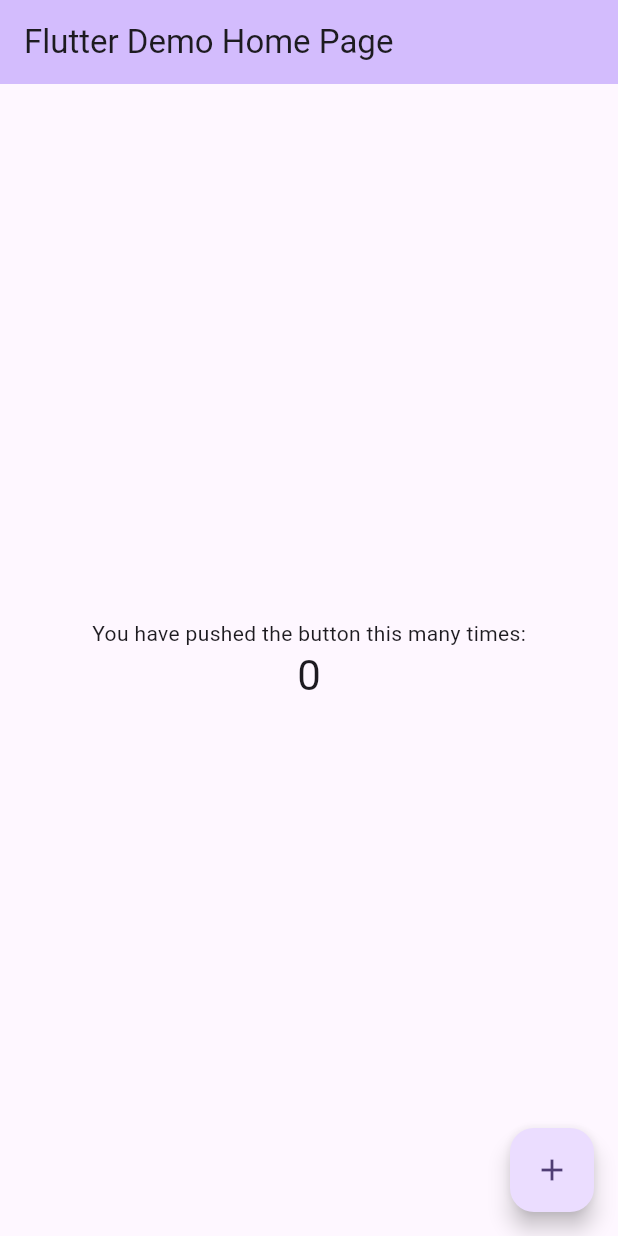
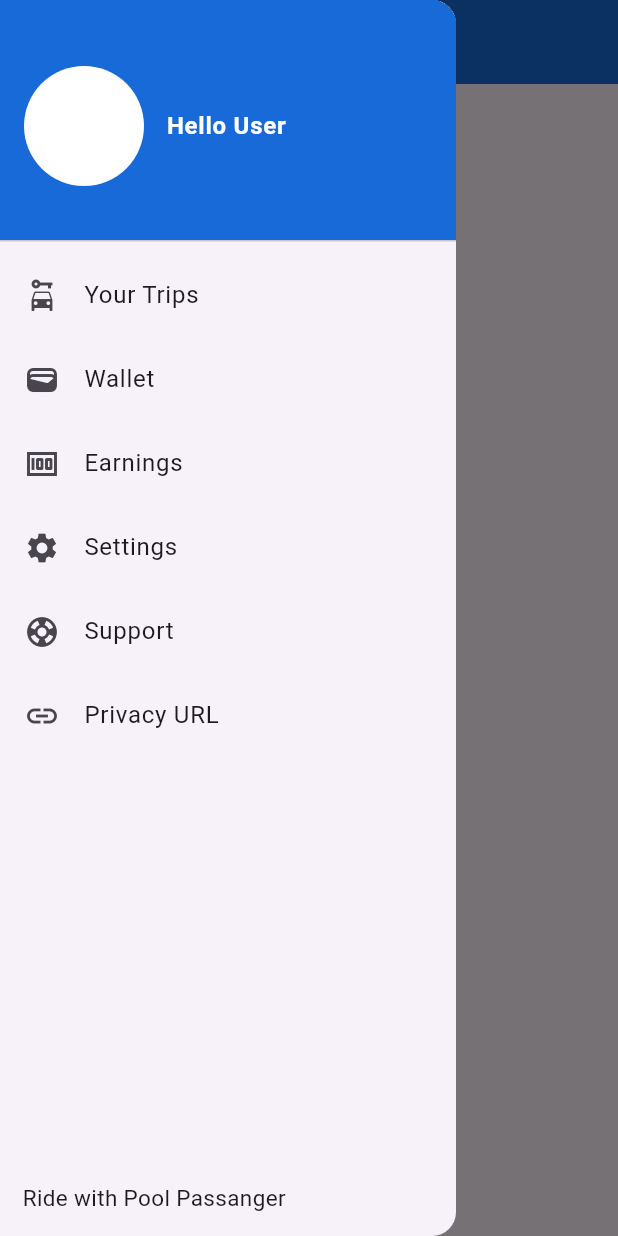
Before and after one commit to ezdev21/pool-ambassador, a Flutter app: the screen it shows after launch, with the side drawer open (before the commit the screen has no drawer), on a phone screen of 412 x 824 dp. Run offline on Flutter 3.47's test engine with Material 3 defaults, Android fonts, the phone set to English and light mode, and no system bars.

Commit message:
app drawer

```diff
--- a/lib/main.dart
+++ b/lib/main.dart
@@ -1,4 +1,5 @@
 import 'package:flutter/material.dart';
+import 'package:pool_driver/screens/home_page.dart';
 
 void main() {
   runApp(const MyApp());
@@ -7,119 +8,11 @@
 class MyApp extends StatelessWidget {
   const MyApp({super.key});
 
-  // This widget is the root of your application.
   @override
   Widget build(BuildContext context) {
     return MaterialApp(
-      title: 'Flutter Demo',
-      theme: ThemeData(
-        // This is the theme of your application.
-        //
-        // TRY THIS: Try running your application with "flutter run". You'll see
-        // the application has a purple toolbar. Then, without quitting the app,
-        // try changing the seedColor in the colorScheme below to Colors.green
-        // and then invoke "hot reload" (save your changes or press the "hot
-        // reload" button in a Flutter-supported IDE, or press "r" if you used
-        // the command line to start the app).
-        //
-        // Notice that the counter didn't reset back to zero; the application
-        // state is not lost during the reload. To reset the state, use hot
-        // restart instead.
-        //
-        // This works for code too, not just values: Most code changes can be
-        // tested with just a hot reload.
-        colorScheme: ColorScheme.fromSeed(seedColor: Colors.deepPurple),
-        useMaterial3: true,
-      ),
-      home: const MyHomePage(title: 'Flutter Demo Home Page'),
+      debugShowCheckedModeBanner:false,
+      home: const HomePage(),
     );
   }
 }
-
-class MyHomePage extends StatefulWidget {
-  const MyHomePage({super.key, required this.title});
-
-  // This widget is the home page of your application. It is stateful, meaning
-  // that it has a State object (defined below) that contains fields that affect
-  // how it looks.
-
-  // This class is the configuration for the state. It holds the values (in this
-  // case the title) provided by the parent (in this case the App widget) and
-  // used by the build method of the State. Fields in a Widget subclass are
-  // always marked "final".
-
-  final String title;
-
-  @override
-  State<MyHomePage> createState() => _MyHomePageState();
-}
-
-class _MyHomePageState extends State<MyHomePage> {
-  int _counter = 0;
-
-  void _incrementCounter() {
-    setState(() {
-      // This call to setState tells the Flutter framework that something has
-      // changed in this State, which causes it to rerun the build method below
-      // so that the display can reflect the updated values. If we changed
-      // _counter without calling setState(), then the build method would not be
-      // called again, and so nothing would appear to happen.
-      _counter++;
-    });
-  }
-
-  @override
-  Widget build(BuildContext context) {
-    // This method is rerun every time setState is called, for instance as done
-    // by the _incrementCounter method above.
-    //
-    // The Flutter framework has been optimized to make rerunning build methods
-    // fast, so that you can just rebuild anything that needs updating rather
-    // than having to individually change instances of widgets.
-    return Scaffold(
-      appBar: AppBar(
-        // TRY THIS: Try changing the color here to a specific color (to
-        // Colors.amber, perhaps?) and trigger a hot reload to see the AppBar
-        // change color while the other colors stay the same.
-        backgroundColor: Theme.of(context).colorScheme.inversePrimary,
-        // Here we take the value from the MyHomePage object that was created by
-        // the App.build method, and use it to set our appbar title.
-        title: Text(widget.title),
-      ),
-      body: Center(
-        // Center is a layout widget. It takes a single child and positions it
-        // in the middle of the parent.
-        child: Column(
-          // Column is also a layout widget. It takes a list of children and
-          // arranges them vertically. By default, it sizes itself to fit its
-          // children horizontally, and tries to be as tall as its parent.
-          //
-          // Column has various properties to control how it sizes itself and
-          // how it positions its children. Here we use mainAxisAlignment to
-          // center the children vertically; the main axis here is the vertical
-          // axis because Columns are vertical (the cross axis would be
-          // horizontal).
-          //
-          // TRY THIS: Invoke "debug painting" (choose the "Toggle Debug Paint"
-          // action in the IDE, or press "p" in the console), to see the
-          // wireframe for each widget.
-          mainAxisAlignment: MainAxisAlignment.center,
-          children: <Widget>[
-            const Text(
-              'You have pushed the button this many times:',
-            ),
-            Text(
-              '$_counter',
-              style: Theme.of(context).textTheme.headlineMedium,
-            ),
-          ],
-        ),
-      ),
-      floatingActionButton: FloatingActionButton(
-        onPressed: _incrementCounter,
-        tooltip: 'Increment',
-        child: const Icon(Icons.add),
-      ), // This trailing comma makes auto-formatting nicer for build methods.
-    );
-  }
-}
--- /dev/null
+++ b/lib/screens/home_page.dart
@@ -0,0 +1,28 @@
+import 'package:flutter/material.dart';
+import 'package:pool_driver/widgets/app_drawer.dart';
+
+class HomePage extends StatefulWidget {
+  const HomePage({super.key});
+
+  @override
+  State<HomePage> createState() => _HomePageState();
+}
+
+class _HomePageState extends State<HomePage> {
+
+  @override
+  Widget build(BuildContext context) {
+
+    return Scaffold(
+      drawer:AppDrawer(),
+      appBar: AppBar(
+        backgroundColor: Color(0xFF176AD7),
+        title: Text('hi'),
+      ),
+      body: Center(
+        child: Text('pool'),
+      ),
+
+    );
+  }
+}
--- /dev/null
+++ b/lib/widgets/app_drawer.dart
@@ -0,0 +1,90 @@
+import 'package:flutter/material.dart';
+import 'package:provider/provider.dart';
+import 'package:pool_driver/screens/home_page.dart';
+
+class AppDrawer extends StatefulWidget {
+  const AppDrawer({super.key});
+
+  @override
+  State<AppDrawer> createState() => _AppDrawerState();
+}
+
+class _AppDrawerState extends State<AppDrawer> {
+  @override
+  Widget build(BuildContext context) {
+    return Drawer(
+      child: Column(
+      mainAxisSize: MainAxisSize.max,
+      children: <Widget>[
+        const DrawerHeader(
+                decoration:BoxDecoration(
+                color: Color(0xFF176AD7)
+                ),
+                child: Row(
+                  children: [
+                  CircleAvatar(
+                    backgroundColor: Colors.white,
+                    radius: 40,
+                  ),
+                  SizedBox(width: 15,),
+                  Text("Hello User",style: TextStyle(fontWeight: FontWeight.w600, color: Colors.white),),
+                  SizedBox(height: 10,),
+                  ],
+                ),
+            ),
+            ListTile(
+              title: const Text('Your Trips'),
+              leading: const Icon(Icons.car_rental),
+              onTap: () => {
+                Navigator.of(context).push(MaterialPageRoute(builder: (context)=>HomePage()))
+              },
+            ),
+            ListTile(
+              title: const Text('Wallet'),
+              leading: const Icon(Icons.wallet),
+              onTap: () => {
+                Navigator.of(context).push(MaterialPageRoute(builder: (context)=>HomePage()))
+              },
+            ),
+            ListTile(
+              title: const Text('Earnings'),
+              leading: const Icon(Icons.money),
+              onTap: () => {
+                Navigator.of(context).push(MaterialPageRoute(builder: (context)=>HomePage()))
+              },
+            ),
+            ListTile(
+              title: const Text('Settings'),
+              leading: const Icon(Icons.settings),
+              onTap: () => {
+                Navigator.of(context).push(MaterialPageRoute(builder: (context)=>HomePage()))
+              },
+            ),
+            ListTile(
+              title: const Text('Support'),
+              leading: const Icon(Icons.support),
+              onTap: () => {
+                Navigator.of(context).push(MaterialPageRoute(builder: (context)=>HomePage()))
+              },
+            ),
+            ListTile(
+              title: const Text('Privacy URL'),
+              leading: const Icon(Icons.link),
+              onTap: () => {
+                Navigator.of(context).push(MaterialPageRoute(builder: (context)=>HomePage()))
+              },
+            ),
+            const Expanded(
+              child: Align(
+                alignment: FractionalOffset.bottomLeft,
+                child: Padding(
+                  padding: EdgeInsets.all(15.0),
+                  child: Text('Ride with Pool Passanger',style: TextStyle(fontSize: 15),)
+                ),
+              ),
+            )
+        ],
+       ),
+    );
+  }
+}
--- a/pubspec.yaml
+++ b/pubspec.yaml
@@ -35,6 +35,7 @@ dependencies:
   # The following adds the Cupertino Icons font to your application.
   # Use with the CupertinoIcons class for iOS style icons.
   cupertino_icons: ^1.0.2
+  provider: ^6.0.5
 
 dev_dependencies:
   flutter_test:
```
Also changed, not shown: pubspec.lock.
